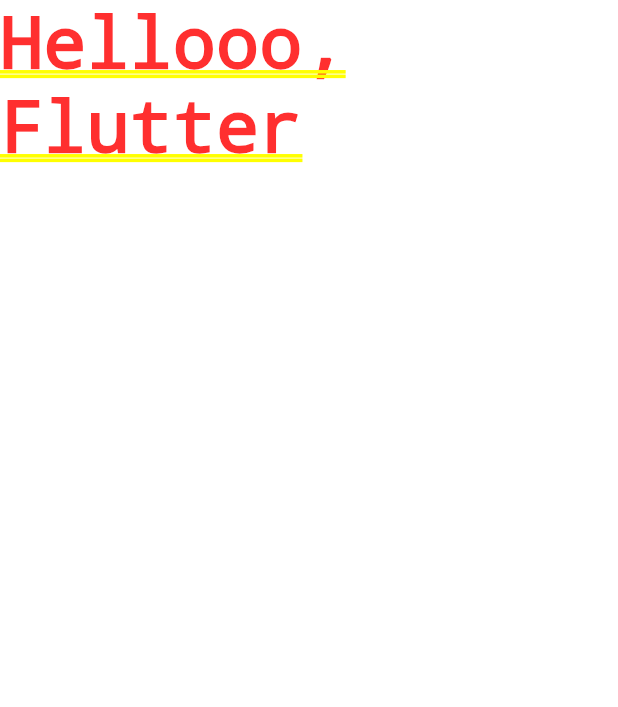
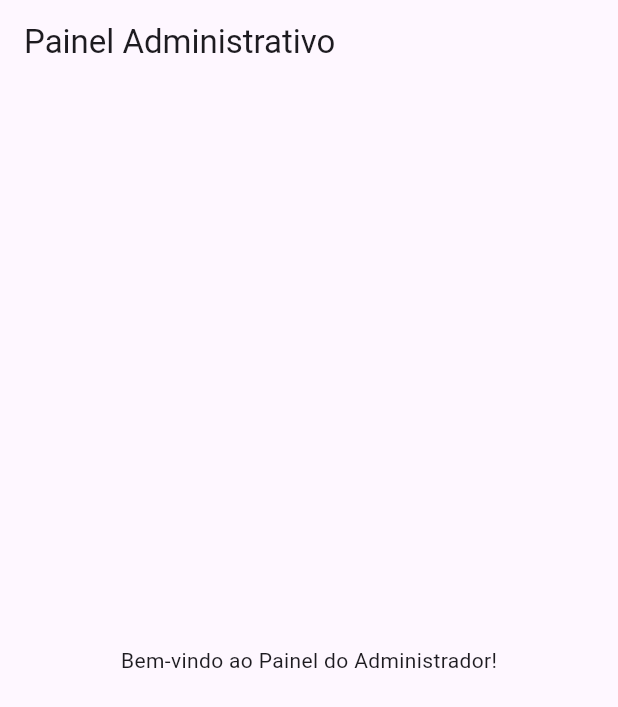
Before and after one commit to louisebochnia/PII_AtlasDigital, a Flutter app: the screen it shows after launch, on a phone screen of 412 x 824 dp. Shown: the top 707 px of the screen. Run offline on Flutter 3.47's test engine with Material 3 defaults, Android fonts, the phone set to English and light mode, and no system bars.

Commit message:
inicio Painel Adm

```diff
--- a/atlas_digital/lib/main.dart
+++ b/atlas_digital/lib/main.dart
@@ -1,9 +1,10 @@
+import 'package:atlas_digital/src/componentes/painelAdm.dart';
 import 'package:flutter/material.dart';
 
 void main(){
   //para passar de tela em tela
   var app = const MaterialApp(
-    home: Text('Hellooo, Flutter')
+    home: PainelAdm()
   );
   runApp(app);
 }
--- /dev/null
+++ b/atlas_digital/lib/src/componentes/painelAdm.dart
@@ -0,0 +1,22 @@
+import 'package:flutter/material.dart';
+
+class PainelAdm extends StatefulWidget {
+  const PainelAdm({super.key}); // ✅ construtor com key
+
+  @override
+  State<PainelAdm> createState() => _PainelAdmState(); // ✅ método obrigatório
+}
+
+class _PainelAdmState extends State<PainelAdm> {
+  @override
+  Widget build(BuildContext context) {
+    return Scaffold(
+      appBar: AppBar(
+        title: const Text('Painel Administrativo'),
+      ),
+      body: const Center(
+        child: Text('Bem-vindo ao Painel do Administrador!'),
+      ),
+    );
+  }
+}
```
Also changed, not shown: atlas_digital/lib/src/app.dart (added).
